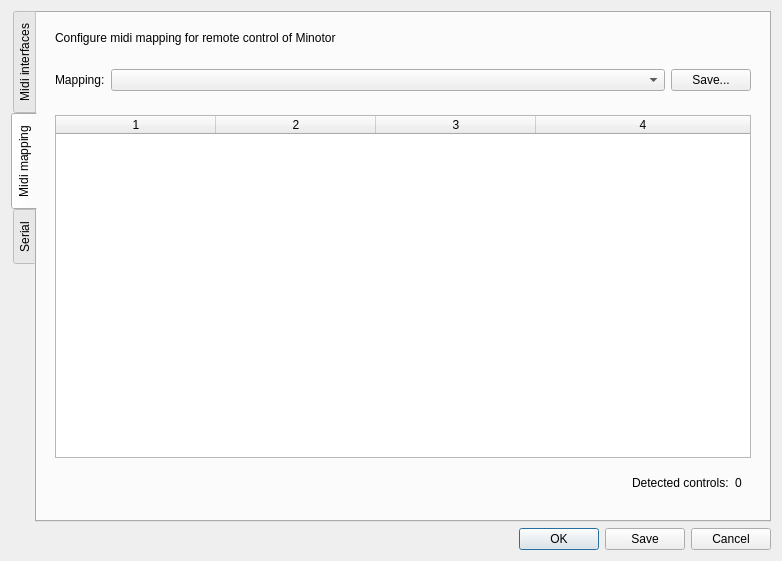
First picture: the form in configdialog.ui, repository minotor-org/minotor, before the edit.
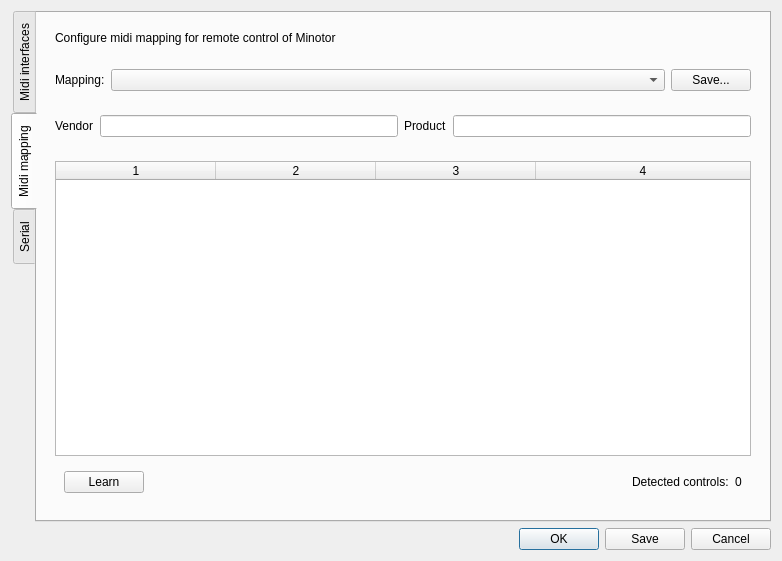
Second picture: the form after the edit.

Commit message:
Improve save/restore MIDI mapping
Its not usable ATM: there is no way to choose any role

Diff of the .ui file:
```diff
--- a/configdialog.ui
+++ b/configdialog.ui
@@ -103,6 +103,40 @@
            </layout>
           </widget>
          </item>
+         <item>
+          <widget class="QWidget" name="widget_8" native="true">
+           <layout class="QGridLayout" name="gridLayout">
+            <item row="0" column="1">
+             <widget class="QLineEdit" name="leVendor">
+              <property name="alignment">
+               <set>Qt::AlignRight|Qt::AlignTrailing|Qt::AlignVCenter</set>
+              </property>
+             </widget>
+            </item>
+            <item row="0" column="0">
+             <widget class="QLabel" name="lVendor">
+              <property name="text">
+               <string>Vendor</string>
+              </property>
+             </widget>
+            </item>
+            <item row="0" column="2">
+             <widget class="QLabel" name="lProduct">
+              <property name="text">
+               <string>Product</string>
+              </property>
+             </widget>
+            </item>
+            <item row="0" column="3">
+             <widget class="QLineEdit" name="leProduct">
+              <property name="alignment">
+               <set>Qt::AlignRight|Qt::AlignTrailing|Qt::AlignVCenter</set>
+              </property>
+             </widget>
+            </item>
+           </layout>
+          </widget>
+         </item>
          <item>
           <widget class="QWidget" name="widget_2" native="true">
            <layout class="QVBoxLayout" name="verticalLayout_3">
@@ -135,6 +169,16 @@
             <item>
              <widget class="QWidget" name="widget_3" native="true">
               <layout class="QHBoxLayout" name="horizontalLayout_4">
+               <item>
+                <widget class="QPushButton" name="pushButton">
+                 <property name="text">
+                  <string>Learn</string>
+                 </property>
+                 <property name="checkable">
+                  <bool>true</bool>
+                 </property>
+                </widget>
+               </item>
                <item>
                 <spacer name="horizontalSpacer">
                  <property name="orientation">
```
The commit also changes 2 other files.
